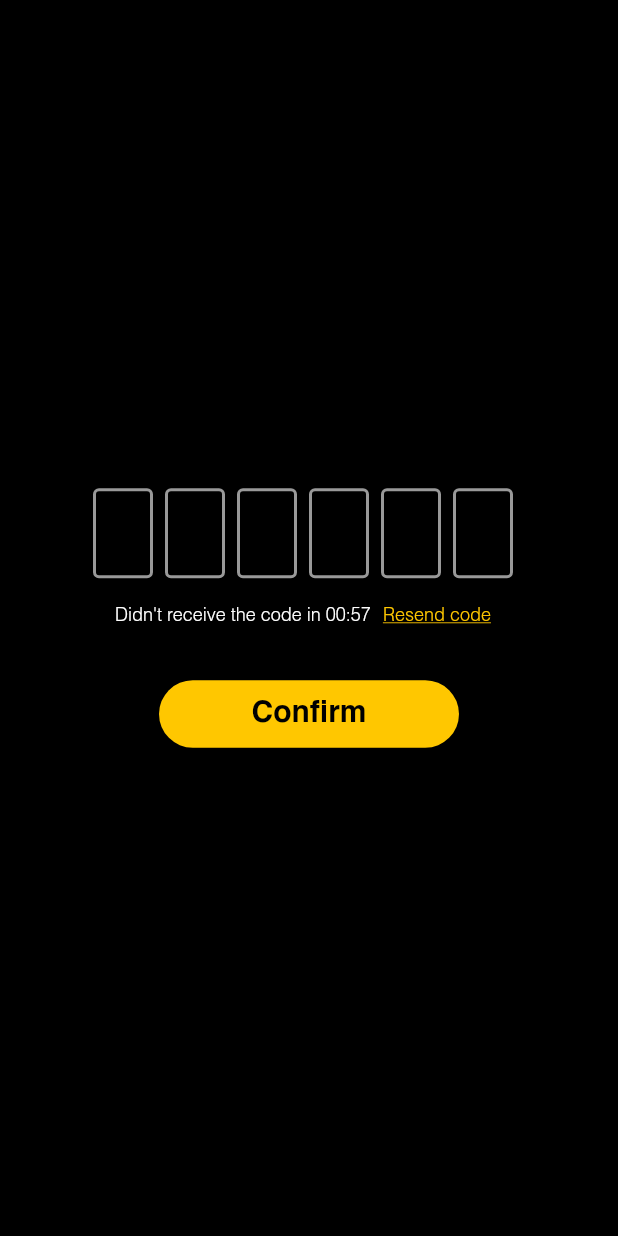
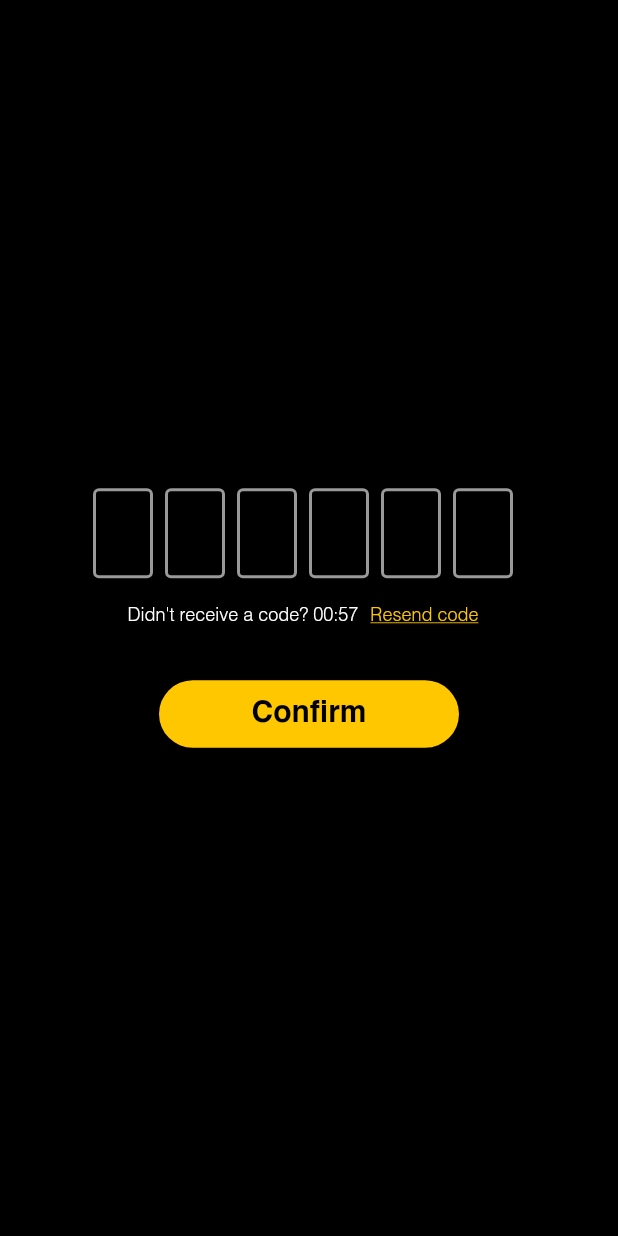
Before and after one commit to tashfeenzaidi/Hokaa, a Flutter app: the VerifyOtp screen opened by its route, after a tap on "Resend code", on a phone screen of 412 x 824 dp. Run offline on Flutter 3.47's test engine with Material 2 defaults, Android fonts, the phone set to English and light mode, and no system bars; drawn by our look-alikes of flutter_otp_text_field; our stand-ins replace dotted_line, firebase_auth, firebase_core, firebase_messaging, flutter_local_notifications, flutter_spinkit and 7 more; missing offline and left inert: flutter_facebook_auth, flutter_overlay_loader; accounts and stored records are empty; network calls fail.

Commit message:
minor bugs solved

```diff
--- a/lib/Screens/ForgotPassword/verifyOtp.dart
+++ b/lib/Screens/ForgotPassword/verifyOtp.dart
@@ -13,6 +13,7 @@ class VerifyOtp extends StatelessWidget{
   late double width;
   @override
   Widget build(BuildContext context) {
+    _controller.timerStart();
     height = MediaQuery.of(context).size.height;
     width = MediaQuery.of(context).size.width;
     return Scaffold(
@@ -55,8 +56,14 @@ class VerifyOtp extends StatelessWidget{
           Row(
             mainAxisAlignment: MainAxisAlignment.center,
             children: [
-              Obx(()=> Text('Didn\'t receive the code in 00:${_controller.startTimer}',style: historyTextstyle,)),
-              TextButton(onPressed: (){}, child: Text('Resend code',style: TextStyle(decoration: TextDecoration.underline, color: primaryColor, fontSize: 12, fontWeight: FontWeight.w400, fontFamily: "Helvetica"))),
+              Obx(()=> Text('Didn\'t receive a code? 00:${_controller.startTimer}',style: historyTextstyle,)),
+              TextButton(onPressed: (){
+                if(_controller.startTimer.value < 1){
+                  _controller.reset();
+                  _controller.timerStart();
+                  _controller.sendOtp(_controller.email);
+                }
+                }, child: Text('Resend code',style: TextStyle(decoration: TextDecoration.underline, color: primaryColor, fontSize: 12, fontWeight: FontWeight.w400, fontFamily: "Helvetica"))),
             ],
           ),
           Padding(
--- a/lib/controller/forgot_password_controller.dart
+++ b/lib/controller/forgot_password_controller.dart
@@ -75,7 +75,6 @@ class ForgotPasswordController extends GetxController with StateMixin{
 
   @override
   void onInit() {
-    timerStart();
     change(null, status: RxStatus.empty());
     super.onInit();
   }
```
Also changed, not shown: 1 other file.
